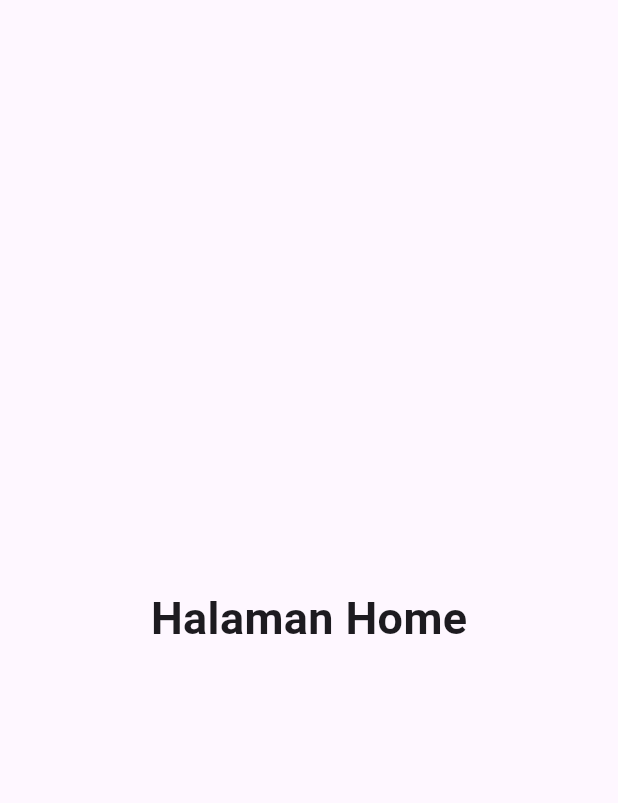
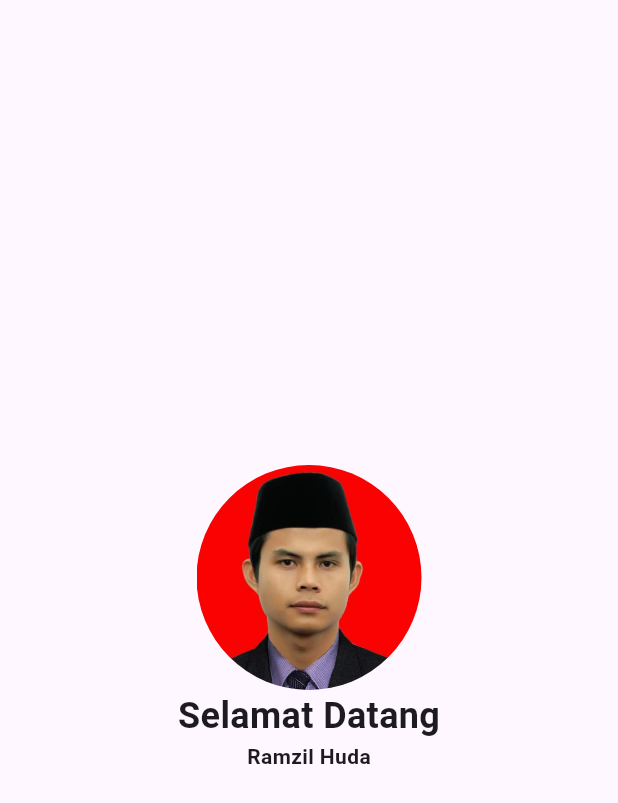
Before and after one commit to ramzilhuda/supabase, a Flutter app: the HomeScreen screen opened directly, on a phone screen of 412 x 824 dp. Shown: the top 803 px of the screen. Run offline on Flutter 3.47's test engine with Material 3 defaults, Android fonts, the phone set to English and light mode, and no system bars; our stand-ins replace supabase_flutter; accounts and stored records are empty.

Commit message:
Penambahan Gambar

```diff
--- a/lib/main.dart
+++ b/lib/main.dart
@@ -18,6 +18,7 @@ class MyApp extends StatelessWidget {
   @override
   Widget build(BuildContext context) {
     return MaterialApp(
+      debugShowCheckedModeBanner: false,
       home: LoginScreen(),
     );
   }
--- a/lib/pages/home_screen.dart
+++ b/lib/pages/home_screen.dart
@@ -7,9 +7,25 @@ class HomeScreen extends StatelessWidget {
   Widget build(BuildContext context) {
     return Scaffold(
       body: Center(
-        child: Text(
-          'Halaman Home',
-          style: TextStyle(fontSize: 30, fontWeight: FontWeight.bold),
+        child: Column(
+          mainAxisAlignment: MainAxisAlignment.center,
+          children: [
+            ClipOval(
+                child: Image.asset(
+              'assets/images/foto.jpg',
+              height: 150,
+              width: 150,
+              fit: BoxFit.cover,
+            )),
+            Text(
+              'Selamat Datang',
+              style: TextStyle(fontSize: 24, fontWeight: FontWeight.bold),
+            ),
+            Text(
+              'Ramzil Huda',
+              style: TextStyle(fontSize: 14, fontWeight: FontWeight.bold),
+            ),
+          ],
         ),
       ),
     );
--- a/pubspec.yaml
+++ b/pubspec.yaml
@@ -60,8 +60,8 @@ flutter:
   uses-material-design: true
 
   # To add assets to your application, add an assets section, like this:
-  # assets:
-  #   - images/a_dot_burr.jpeg
+  assets:
+    - assets/images/foto.jpg
   #   - images/a_dot_ham.jpeg
 
   # An image asset can refer to one or more resolution-specific "variants", see
```
Also changed, not shown: assets/images/foto.jpg (added), pubspec.lock.
